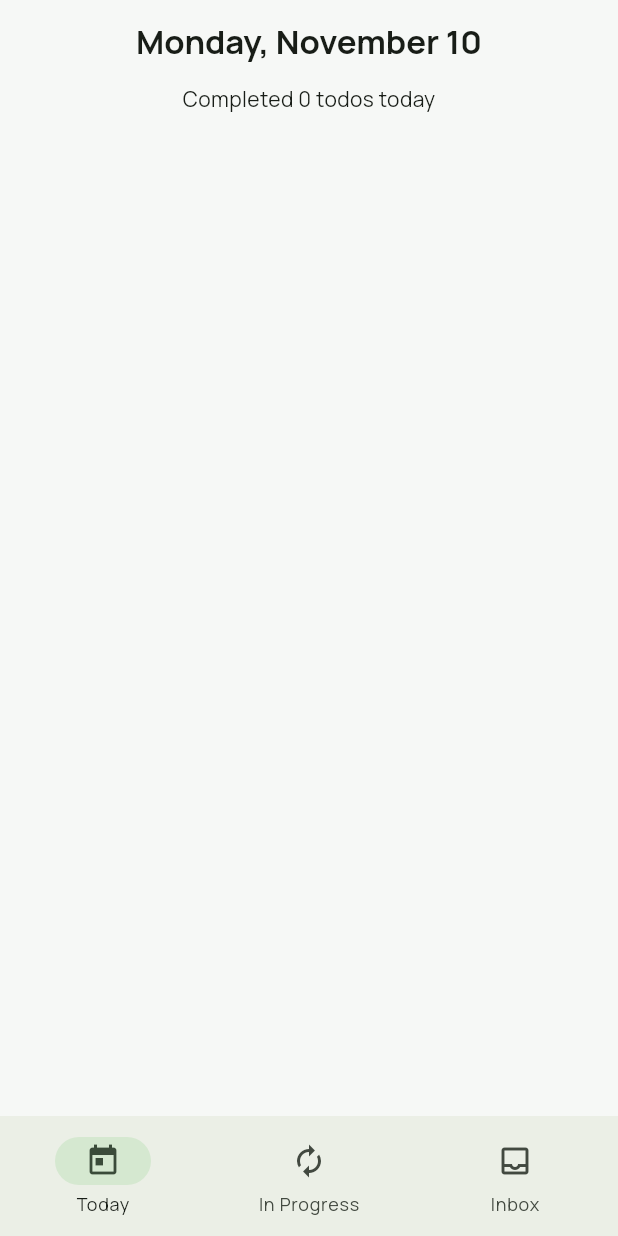
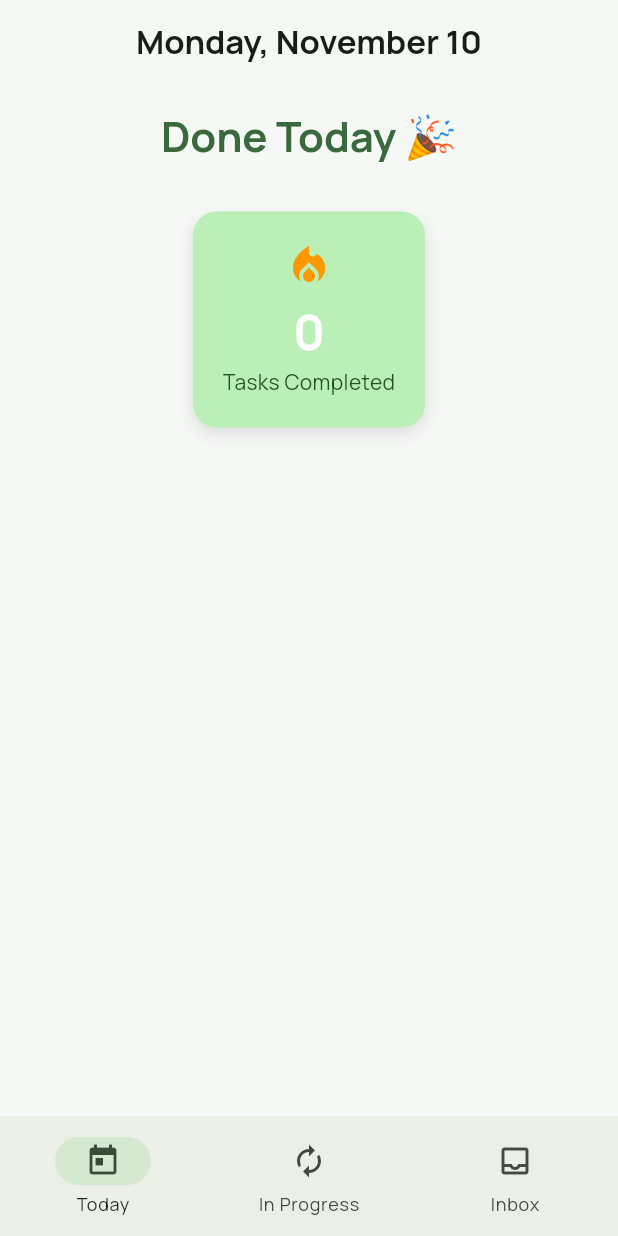
Before and after one commit to WilsonMinFong/finite-todos, a Flutter app: the screen it shows after launch, on a phone screen of 412 x 824 dp. Run offline on Flutter 3.47's test engine with Material 3 defaults, Android fonts, the light colour scheme and no system bars; our stand-ins replace sqflite; accounts and stored records are empty.

Commit message:
Update styling on Today tab to match Stitch mocks

```diff
--- a/lib/screens/done_today_page.dart
+++ b/lib/screens/done_today_page.dart
@@ -33,7 +33,59 @@ class _DoneTodayPageState extends State<DoneTodayPage> {
         children: <Widget>[
           Align(
             alignment: Alignment.center,
-            child: Text('Completed ${_todosCompletedToday.length} todos today'),
+            child: Padding(
+              padding: const EdgeInsets.symmetric(vertical: 16.0),
+              child: Text(
+                'Done Today 🎉',
+                style: Theme.of(context).textTheme.headlineMedium?.copyWith(
+                  fontWeight: FontWeight.bold,
+                  color: Theme.of(context).colorScheme.primary,
+                ),
+              ),
+            ),
+          ),
+          Align(
+            alignment: Alignment.center,
+            child: Container(
+              margin: const EdgeInsets.symmetric(vertical: 16.0),
+              padding: const EdgeInsets.all(20.0),
+              decoration: BoxDecoration(
+                color: Theme.of(context).colorScheme.primaryContainer,
+                borderRadius: BorderRadius.circular(16.0),
+                boxShadow: [
+                  BoxShadow(
+                    color: Colors.black.withValues(alpha: 0.1),
+                    blurRadius: 8,
+                    offset: const Offset(0, 4),
+                  ),
+                ],
+              ),
+              child: Column(
+                mainAxisSize: MainAxisSize.min,
+                children: [
+                  Icon(
+                    Icons.local_fire_department,
+                    size: 32,
+                    color: Colors.orange,
+                  ),
+                  const SizedBox(height: 8),
+                  Text(
+                    '${_todosCompletedToday.length}',
+                    style: Theme.of(context).textTheme.headlineLarge?.copyWith(
+                      fontWeight: FontWeight.bold,
+                      color: Colors.white,
+                    ),
+                  ),
+                  const SizedBox(height: 4),
+                  Text(
+                    'Tasks Completed',
+                    style: Theme.of(context).textTheme.bodyMedium?.copyWith(
+                      color: Theme.of(context).colorScheme.onPrimaryContainer,
+                    ),
+                  ),
+                ],
+              ),
+            ),
           ),
             Expanded(
               child: ListView.builder(
@@ -43,8 +95,13 @@ class _DoneTodayPageState extends State<DoneTodayPage> {
 
                   return ListTile(
                     leading: Checkbox(value: todo.completedAt != null, onChanged: (bool? value) { }),
-                    title: Text(todo.description),
-                    subtitle: Text(todo.completedAt.toString())
+                    title: Text(
+                      todo.description,
+                      style: TextStyle(
+                        decoration: TextDecoration.lineThrough,
+                        color: Colors.grey[600],
+                      ),
+                    ),
                   );
                 },
               ),
```
